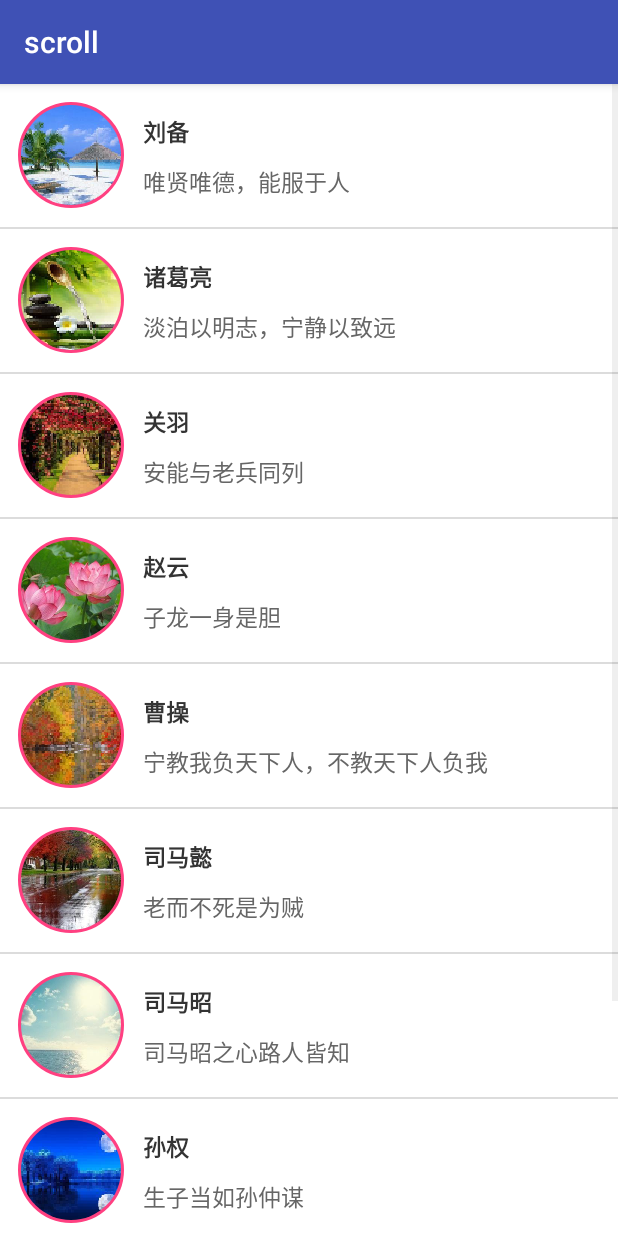
After one commit to 744719042/scroll, an Android app: the DragListViewActivity screen opened directly, with no data from a screen before it, on a phone screen of 412 x 824 dp. The commit adds this screen. Run offline under Robolectric (Android 15) with nearby library versions, the phone set to English and light mode, and no system bars; our stand-ins replace CircleImageView.

Commit message:
实现dnd框架拖放ListView内部界面

```diff
--- a/app/src/main/AndroidManifest.xml
+++ b/app/src/main/AndroidManifest.xml
@@ -22,7 +22,8 @@
         <activity android:name=".DraggerHelperActivity" />
         <activity android:name=".ScrollActivity" />
         <activity android:name=".NestedScrollActivity" />
-        <activity android:name=".DragAndDropActivity"></activity>
+        <activity android:name=".DragAndDropActivity" />
+        <activity android:name=".DragListViewActivity"></activity>
     </application>
 
 </manifest>
--- /dev/null
+++ b/app/src/main/java/com/example/scroll/DragListViewActivity.java
@@ -0,0 +1,18 @@
+package com.example.scroll;
+
+import android.support.v7.app.AppCompatActivity;
+import android.os.Bundle;
+import android.widget.ListView;
+
+import com.example.scroll.adapter.UserListAdapter;
+
+public class DragListViewActivity extends AppCompatActivity {
+    private ListView listView;
+    @Override
+    protected void onCreate(Bundle savedInstanceState) {
+        super.onCreate(savedInstanceState);
+        setContentView(R.layout.activity_drag_list_view);
+        listView = (ListView) findViewById(R.id.listView);
+        listView.setAdapter(new UserListAdapter(this));
+    }
+}
--- a/app/src/main/java/com/example/scroll/MainActivity.java
+++ b/app/src/main/java/com/example/scroll/MainActivity.java
@@ -13,6 +13,7 @@ public class MainActivity extends AppCompatActivity implements View.OnClickListe
     private Button scroll;
     private Button nested;
     private Button dnd;
+    private Button dragList;
 
     @Override
     protected void onCreate(Bundle savedInstanceState) {
@@ -30,6 +31,8 @@ public class MainActivity extends AppCompatActivity implements View.OnClickListe
         nested.setOnClickListener(this);
         dnd = (Button) findViewById(R.id.dnd);
         dnd.setOnClickListener(this);
+        dragList = (Button) findViewById(R.id.dragList);
+        dragList.setOnClickListener(this);
     }
 
     @Override
@@ -52,6 +55,9 @@ public class MainActivity extends AppCompatActivity implements View.OnClickListe
         } else if (v == dnd) {
             Intent intent = new Intent(this, DragAndDropActivity.class);
             startActivity(intent);
+        } else if (v == dragList) {
+            Intent intent = new Intent(this, DragListViewActivity.class);
+            startActivity(intent);
         }
     }
 }
--- a/app/src/main/java/com/example/scroll/adapter/UserListAdapter.java
+++ b/app/src/main/java/com/example/scroll/adapter/UserListAdapter.java
@@ -20,6 +20,7 @@ import java.util.List;
  */
 
 public class UserListAdapter extends BaseAdapter {
+    private static final String TAG = "UserListAdapter";
     private Context context;
     private LayoutInflater inflater;
     private List<User> data;
@@ -66,7 +67,7 @@ public class UserListAdapter extends BaseAdapter {
     }
 
     @Override
-    public View getView(int position, View convertView, ViewGroup parent) {
+    public View getView(final int position, View convertView, ViewGroup parent) {
         ViewHolder viewHolder = null;
         if (convertView == null) {
             convertView = inflater.inflate(R.layout.user_item, parent, false);
--- /dev/null
+++ b/app/src/main/res/layout/activity_drag_list_view.xml
@@ -0,0 +1,10 @@
+<?xml version="1.0" encoding="utf-8"?>
+<ListView xmlns:android="http://schemas.android.com/apk/res/android"
+    xmlns:app="http://schemas.android.com/apk/res-auto"
+    xmlns:tools="http://schemas.android.com/tools"
+    android:id="@+id/listView"
+    android:layout_width="match_parent"
+    android:layout_height="match_parent"
+    tools:context="com.example.scroll.DragListViewActivity">
+
+</ListView>
```
Also changed, not shown: app/src/main/java/com/example/scroll/adapter/DragableUserListAdapter.java (added, +160 -0 lines), app/src/main/res/layout/activity_main.xml (+7 -0 lines).
